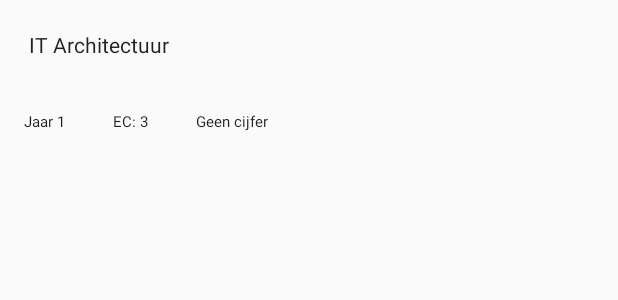
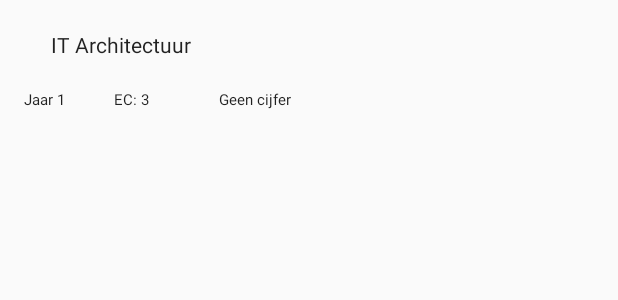
Before and after one commit to Joepin8/Course_Manager, an Android app: the layout view_content_row.xml on its own in the app's theme, with its tools: preview values and no code run, on a phone screen of 412 x 824 dp. Shown: the top 300 px of the screen. Run offline under Robolectric (Android 15) with nearby library versions, the phone set to English and light mode, and no system bars.

```diff
--- a/app/src/main/java/ikpmd/westgeestoonk/course_manager/View/CourseListAdapter.java
+++ b/app/src/main/java/ikpmd/westgeestoonk/course_manager/View/CourseListAdapter.java
@@ -18,7 +18,7 @@ import java.util.List;
 import ikpmd.westgeestoonk.course_manager.Models.Course_Model;
 import ikpmd.westgeestoonk.course_manager.R;
 
-public class CourseListAdapter extends ArrayAdapter<Course_Model> implements Filterable {
+public class CourseListAdapter extends ArrayAdapter<Course_Model> {
 
     public CourseListAdapter(@NonNull Context context, @LayoutRes int resource, @NonNull List<Course_Model> objects) {
         super(context, resource, objects);
--- a/app/src/main/res/layout/view_content_row.xml
+++ b/app/src/main/res/layout/view_content_row.xml
@@ -11,8 +11,8 @@
 
     <TextView
         android:id="@+id/vak_naam"
-        android:layout_width="0dp"
-        android:layout_height="54dp"
+        android:layout_width="376dp"
+        android:layout_height="39dp"
         android:layout_marginEnd="3dp"
         android:layout_marginStart="3dp"
         android:paddingLeft="16dp"
@@ -22,7 +22,6 @@
         android:textAppearance="@style/TextAppearance.AppCompat.Subhead"
         android:textSize="14sp"
         app:layout_constraintBottom_toBottomOf="parent"
-        app:layout_constraintHorizontal_bias="0.454"
         app:layout_constraintLeft_toLeftOf="parent"
         app:layout_constraintRight_toRightOf="parent"
         app:layout_constraintTop_toTopOf="parent"
@@ -35,7 +34,7 @@
     <TextView
         android:id="@+id/vak_cijfer"
         android:layout_width="135dp"
-        android:layout_height="38dp"
+        android:layout_height="33dp"
         android:paddingLeft="16dp"
         android:paddingRight="16dp"
         android:paddingTop="20dp"
@@ -45,12 +44,13 @@
         app:layout_constraintBaseline_toBaselineOf="@+id/vak_ec"
         app:layout_constraintLeft_toRightOf="@+id/vak_ec"
         tools:layout_constraintBaseline_creator="1"
-        tools:layout_constraintLeft_creator="1" />
+        tools:layout_constraintLeft_creator="1"
+        android:layout_marginLeft="10dp" />
 
     <TextView
         android:id="@+id/vak_jaar"
-        android:layout_width="wrap_content"
-        android:layout_height="wrap_content"
+        android:layout_width="60dp"
+        android:layout_height="34dp"
         android:paddingLeft="16dp"
         android:paddingRight="16dp"
         android:paddingTop="20dp"
@@ -60,12 +60,13 @@
         app:layout_constraintBaseline_toBaselineOf="@+id/vak_ec"
         app:layout_constraintLeft_toLeftOf="parent"
         tools:layout_constraintBaseline_creator="1"
-        tools:layout_constraintLeft_creator="1" />
+        tools:layout_constraintLeft_creator="1"
+        android:layout_marginLeft="0dp" />
 
     <TextView
         android:id="@+id/vak_ec"
-        android:layout_width="wrap_content"
-        android:layout_height="wrap_content"
+        android:layout_width="60dp"
+        android:layout_height="34dp"
         android:paddingLeft="16dp"
         android:paddingRight="16dp"
         android:paddingTop="20dp"
@@ -75,6 +76,8 @@
         app:layout_constraintLeft_toRightOf="@+id/vak_jaar"
         app:layout_constraintTop_toBottomOf="@+id/vak_naam"
         tools:layout_constraintLeft_creator="1"
-        tools:layout_constraintTop_creator="1" />
+        tools:layout_constraintTop_creator="1"
+        android:layout_marginLeft="0dp"
+        android:layout_marginTop="0dp" />
 
 </android.support.constraint.ConstraintLayout>
--- a/build.gradle
+++ b/build.gradle
@@ -5,7 +5,7 @@ buildscript {
         jcenter()
     }
     dependencies {
-        classpath 'com.android.tools.build:gradle:3.0.0'
+        classpath 'com.android.tools.build:gradle:2.3.3'
         classpath 'com.google.gms:google-services:3.1.0'
 
         // NOTE: Do not place your application dependencies here; they belong
```
Also changed, not shown: app/src/main/java/ikpmd/westgeestoonk/course_manager/VakkenOverzichtActivity.java (+49 -8 lines), app/src/main/res/layout/activity_vakken_overzicht.xml (+14 -34 lines).
